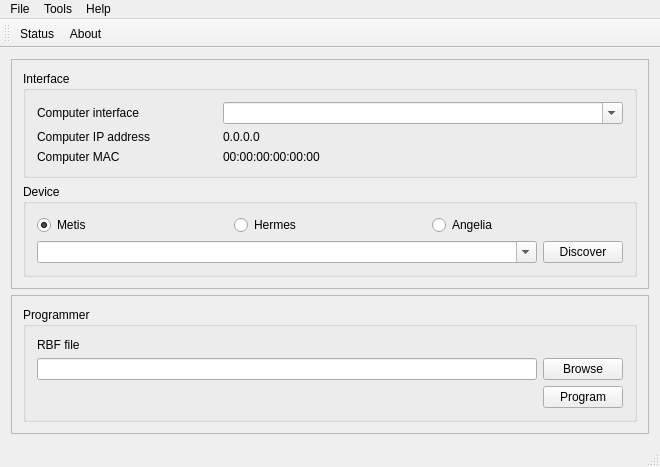
This is KV0S/HPSDRProgrammer_V2/mainwindow.ui in TAPR/OpenHPSDR-SVN as Qt 5 draws it before an edit. The edited form follows.
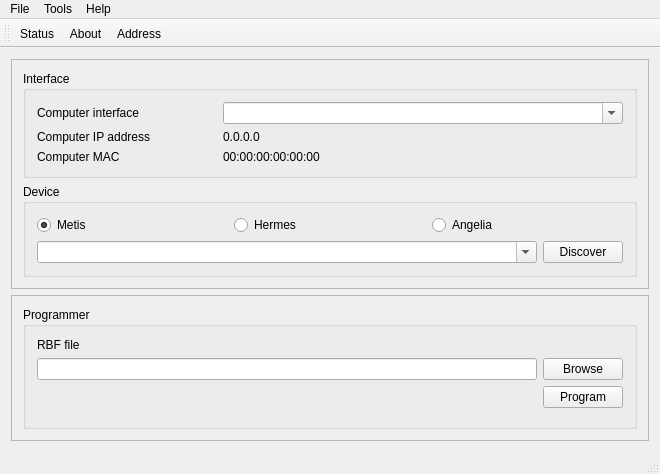
This is the edited form. Icons and pictures are not drawn.

What changed in the file:
```diff
--- a/KV0S/HPSDRProgrammer_V2/mainwindow.ui
+++ b/KV0S/HPSDRProgrammer_V2/mainwindow.ui
@@ -7,7 +7,7 @@
     <x>0</x>
     <y>0</y>
     <width>659</width>
-    <height>450</height>
+    <height>474</height>
    </rect>
   </property>
   <property name="windowTitle">
@@ -285,6 +285,7 @@
    </attribute>
    <addaction name="actionStatus"/>
    <addaction name="actionAbout"/>
+   <addaction name="actionAddress"/>
   </widget>
   <widget class="QStatusBar" name="statusBar"/>
   <action name="actionHelp">
@@ -321,6 +322,15 @@
     <string>Open Status History Window</string>
    </property>
   </action>
+  <action name="actionAddress">
+   <property name="icon">
+    <iconset resource="HPSDRProgrammer_Res.qrc">
+     <normaloff>:/icons/IPaddress.png</normaloff>:/icons/IPaddress.png</iconset>
+   </property>
+   <property name="text">
+    <string>Address</string>
+   </property>
+  </action>
  </widget>
  <layoutdefault spacing="6" margin="11"/>
  <tabstops>
```
Left out of the diff: 1 changed line with no effect on the pictures.
